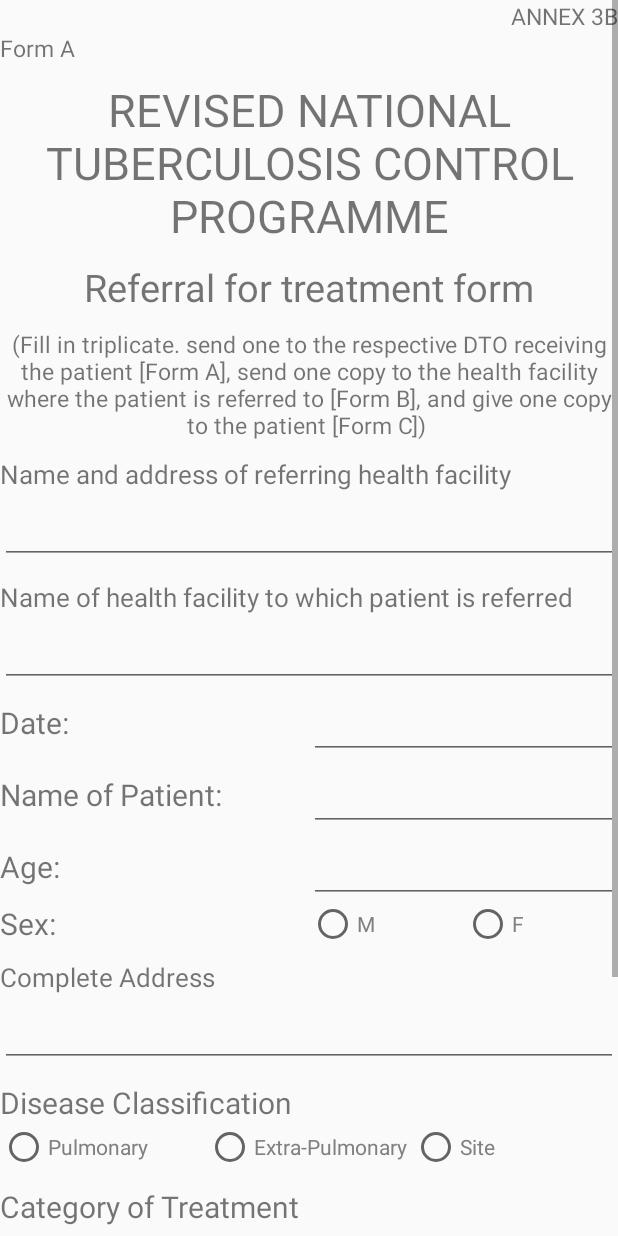
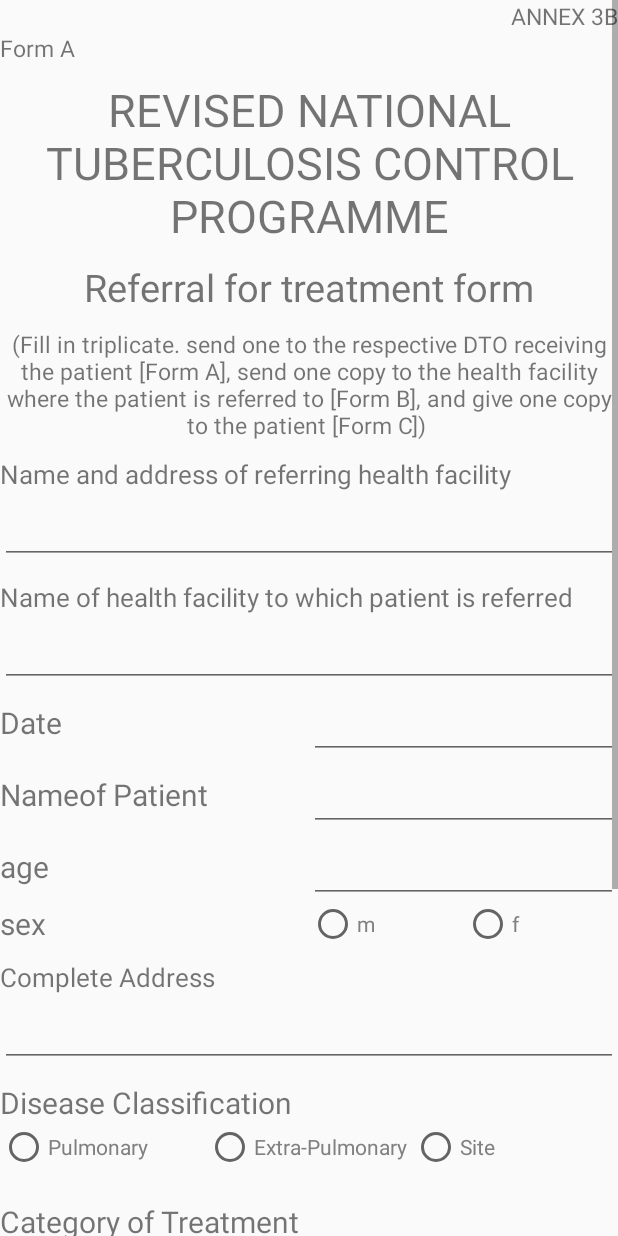
Before and after one commit to thebhaiwas/RecordingandReporting, an Android app: the layout annex_3b.xml on its own in the app's theme, with its tools: preview values and no code run, on a phone screen of 412 x 824 dp. Run offline under Robolectric (Android 15) with nearby library versions, the phone set to English and light mode, and no system bars.

Commit message:
Sujeet/annex_3b.xml

```diff
--- a/app/src/main/res/layout/activity_annex3.xml
+++ b/app/src/main/res/layout/activity_annex3.xml
@@ -34,7 +34,7 @@
             <TextView
                 android:layout_width="match_parent"
                 android:layout_height="wrap_content"
-                android:text="@string/revised_national_tuberculosis_control_programme"
+                android:text="REVISED NATIONAL TUBERCULOSIS CONTROL PROGRAMME"
                 android:textSize="30sp"
                 android:gravity="center"/>
 
--- a/app/src/main/res/layout/annex_3b.xml
+++ b/app/src/main/res/layout/annex_3b.xml
@@ -31,7 +31,7 @@
             <TextView
                 android:layout_width="match_parent"
                 android:layout_height="wrap_content"
-                android:text="@string/revised_national_tuberculosis_control_programme"
+                android:text="REVISED NATIONAL TUBERCULOSIS CONTROL PROGRAMME"
                 android:textSize="30sp"
                 android:gravity="center"/>
             <TextView
@@ -89,7 +89,7 @@ health facility where the patient is referred to [Form B], and give one copy to
                 <TextView
                     android:layout_width="match_parent"
                     android:layout_height="wrap_content"
-                    android:text="@string/date"
+                    android:text="Date"
                     android:textSize="20sp"
                     android:layout_weight="1"/>
 
@@ -109,7 +109,7 @@ health facility where the patient is referred to [Form B], and give one copy to
                 <TextView
                     android:layout_width="match_parent"
                     android:layout_height="wrap_content"
-                    android:text="@string/name_of_patient"
+                    android:text="Nameof Patient"
                     android:textSize="20sp"
                     android:layout_weight="1"/>
 
@@ -129,7 +129,7 @@ health facility where the patient is referred to [Form B], and give one copy to
                 <TextView
                     android:layout_width="match_parent"
                     android:layout_height="wrap_content"
-                    android:text="@string/age"
+                    android:text="age"
                     android:textSize="20sp"
                     android:layout_weight="1"/>
 
@@ -150,7 +150,7 @@ health facility where the patient is referred to [Form B], and give one copy to
                 <TextView
                     android:layout_width="match_parent"
                     android:layout_height="wrap_content"
-                    android:text="@string/sex"
+                    android:text="sex"
                     android:textSize="20sp"
                     android:layout_weight="1"/>
 
@@ -164,7 +164,7 @@ health facility where the patient is referred to [Form B], and give one copy to
                         android:layout_width="match_parent"
                         android:layout_height="wrap_content"
                         android:layout_weight="1"
-                        android:text="@string/m"
+                        android:text="m"
                         android:textColor="@android:color/tab_indicator_text"
                         android:id="@+id/rbM"/>
 
@@ -172,7 +172,7 @@ health facility where the patient is referred to [Form B], and give one copy to
                         android:layout_width="match_parent"
                         android:layout_height="wrap_content"
                         android:layout_weight="1"
-                        android:text="@string/f"
+                        android:text="f"
                         android:textColor="@android:color/tab_indicator_text"
                         android:id="@+id/rbF"/>
 
@@ -233,7 +233,7 @@ health facility where the patient is referred to [Form B], and give one copy to
             </RadioGroup>
             <TextView
                 android:layout_width="match_parent"
-                android:layout_height="10dp"/>
+                android:layout_height="20dp"/>
             <TextView
                 android:layout_width="match_parent"
                 android:layout_height="wrap_content"
@@ -347,6 +347,10 @@ health facility where the patient is referred to [Form B], and give one copy to
                     android:textSize="20sp"
                     android:layout_weight="1"
                     android:id="@+id/sign"/>
+                </LinearLayout>
+            <LinearLayout
+                android:layout_width="match_parent"
+                android:layout_height="wrap_content">
                 <TextView
                     android:layout_width="match_parent"
                     android:layout_height="wrap_content"
@@ -360,6 +364,10 @@ health facility where the patient is referred to [Form B], and give one copy to
                     android:textSize="20sp"
                     android:layout_weight="1"
                     android:id="@+id/date_referred"/>
+                </LinearLayout>
+            <LinearLayout
+                android:layout_width="match_parent"
+                android:layout_height="wrap_content">
                 <TextView
                     android:layout_width="match_parent"
                     android:layout_height="wrap_content"
```
